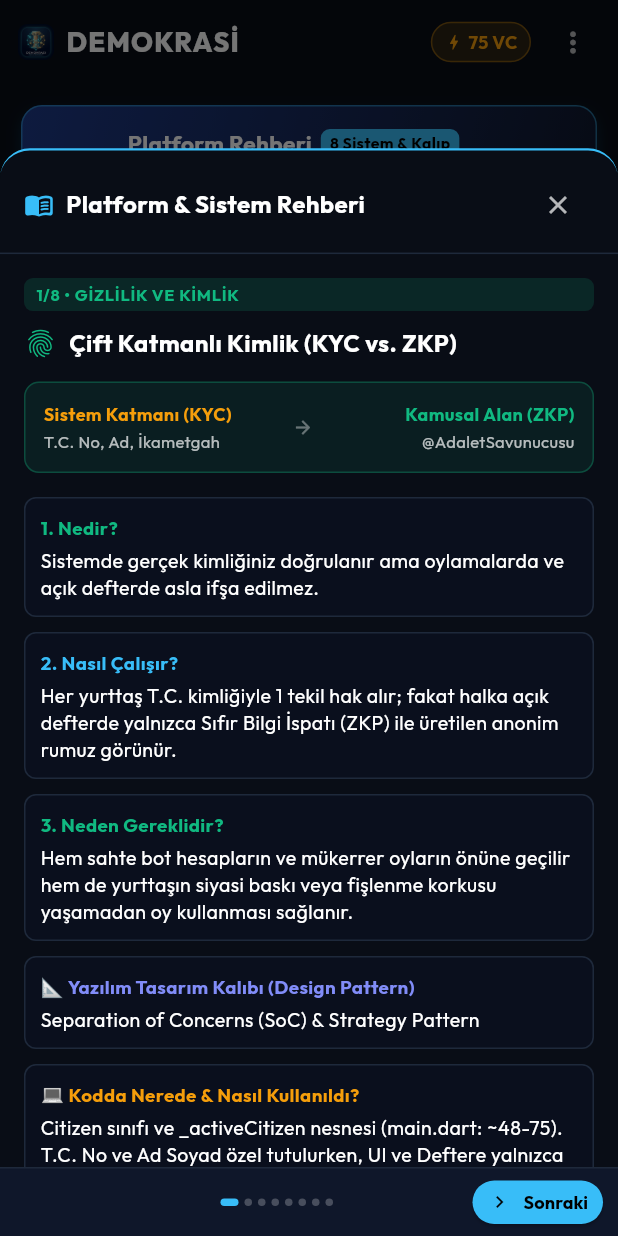
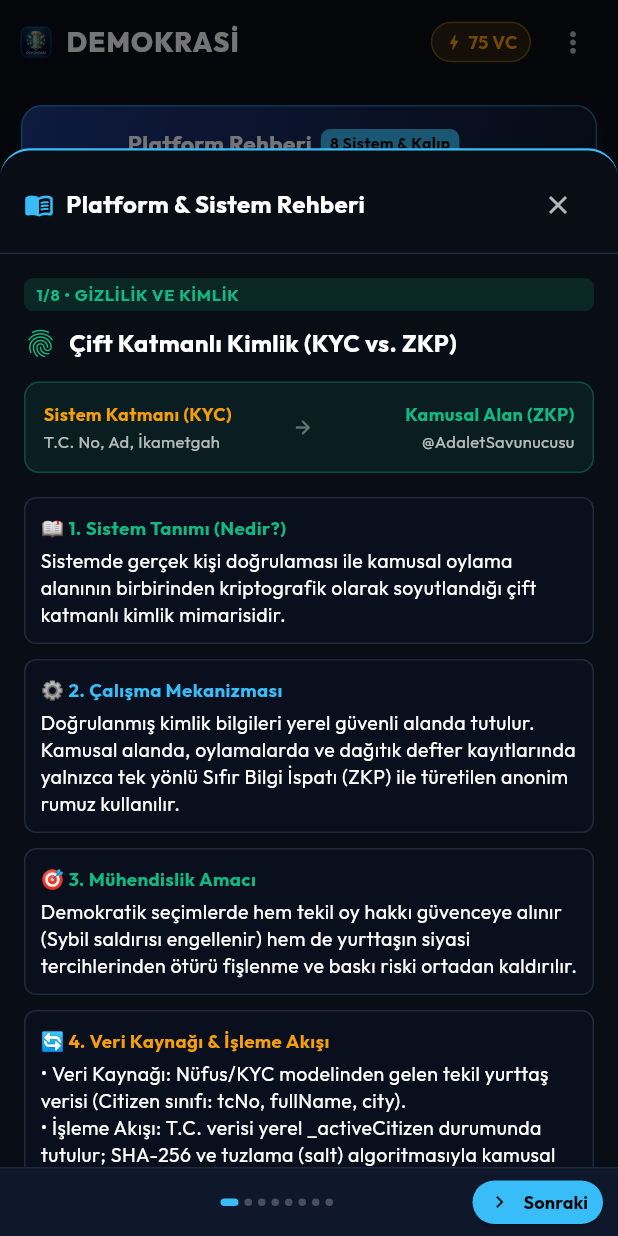
Before and after one commit to yigitbaturalp2-svg/odevler, a Flutter app: the screen it shows after launch, item 4 of the bottom bar chosen, after a tap on "Platform Rehberi", on a phone screen of 412 x 824 dp. Run offline on Flutter 3.47's test engine with Material 3 defaults, Android fonts, the phone set to English and light mode, and no system bars.

Commit message:
refactor: enrich guide with formal data flow analysis and academic theoretical foundations

```diff
--- a/odev-1/lib/main.dart
+++ b/odev-1/lib/main.dart
@@ -2656,12 +2656,12 @@ class _MainScreenState extends State<MainScreen> {
                 ],
               ),
             ),
-            'what': 'Sistemde gerçek kimliğiniz doğrulanır ama oylamalarda ve açık defterde asla ifşa edilmez.',
-            'how': 'Her yurttaş T.C. kimliğiyle 1 tekil hak alır; fakat halka açık defterde yalnızca Sıfır Bilgi İspatı (ZKP) ile üretilen anonim rumuz görünür.',
-            'why': 'Hem sahte bot hesapların ve mükerrer oyların önüne geçilir hem de yurttaşın siyasi baskı veya fişlenme korkusu yaşamadan oy kullanması sağlanır.',
-            'pattern': 'Separation of Concerns (SoC) & Strategy Pattern',
-            'where': 'Citizen sınıfı ve _activeCitizen nesnesi (main.dart: ~48-75). T.C. No ve Ad Soyad özel tutulurken, UI ve Deftere yalnızca ZKP hash\'li pseudonym aktarılır.',
-            'academic': 'Hocaya: "Hocam kimlik doğrulama ile oylama hakkı birbirinden kesin olarak ayrılmıştır (Separation of Concerns). KYC ile Sybil/bot saldırıları engellenirken, ZKP ile yurttaşın oy mahremiyeti ve GDPR/KVKK veri minimizasyonu tam sağlanmıştır."',
+            'what': 'Sistemde gerçek kişi doğrulaması ile kamusal oylama alanının birbirinden kriptografik olarak soyutlandığı çift katmanlı kimlik mimarisidir.',
+            'how': 'Doğrulanmış kimlik bilgileri yerel güvenli alanda tutulur. Kamusal alanda, oylamalarda ve dağıtık defter kayıtlarında yalnızca tek yönlü Sıfır Bilgi İspatı (ZKP) ile türetilen anonim rumuz kullanılır.',
+            'why': 'Demokratik seçimlerde hem tekil oy hakkı güvenceye alınır (Sybil saldırısı engellenir) hem de yurttaşın siyasi tercihlerinden ötürü fişlenme ve baskı riski ortadan kaldırılır.',
+            'dataFlow': '• Veri Kaynağı: Nüfus/KYC modelinden gelen tekil yurttaş verisi (Citizen sınıfı: tcNo, fullName, city).\n• İşleme Akışı: T.C. verisi yerel _activeCitizen durumunda tutulur; SHA-256 ve tuzlama (salt) algoritmasıyla kamusal rumuz (@AdaletSavunucusu) ve ZKP hash\'i (0x7f4a...8821) türetilir.\n• Veri Çıktısı: Teklif oylamalarına ve dağıtık deftere (BlockItem) T.C. verisi aktarılmaz; yalnızca anonim ZKP kimliği atomik işlem olarak mühürlenir.',
+            'pattern': 'Separation of Concerns (SoC) & Strategy Pattern. Citizen sınıfı (main.dart: 48-75) ve _activeCitizen durumu. Kimlik yönetimi ile kamusal oylama yetkisi ayrık nesne modelleriyle yürütülür.',
+            'academic': 'GDPR (Madde 25) ve KVKK \'Tasarım Yoluyla Veri Koruması ve Veri Minimizasyonu\' ilkelerine dayanır. Bilgisayar bilimlerindeki Sybil Direnci (Sybil Resistance) ile Bireysel Mahremiyet dengesi ZKP protokolüyle kurulmuştur.',
           },
           {
             'tag': '2/8 • OYLAMA MODELİ',
@@ -2687,12 +2687,12 @@ class _MainScreenState extends State<MainScreen> {
                 ],
               ),
             ),
-            'what': 'Kullanılan oy adedinin maliyetinin karesel (Maliyet = Oy²) olarak arttığı adil bir oylama sistemidir.',
-            'how': 'Her yurttaşa 100 Ses Kredisi (Voice Credit - VC) verilir. Bir teklife 1 oy vermek 1 VC, 2 oy vermek 4 VC, 3 oy vermek 9 VC tutar.',
-            'why': 'Zenginlerin veya azınlık grupların tüm kredilerini tek bir konuya yığarak sonucu manipüle etmesini engeller. Yurttaş sadece hayatını derinden etkileyen konulara yüksek maliyet ödeyerek oy verir.',
-            'pattern': 'Quadratic Cost Engine & Command Pattern',
-            'where': '_castQuadraticVote() fonksiyonu (main.dart: ~590-640). Oy sayısı arttıkça maliyet karesel (Cost = n²) hesaplanır ve ses kredisi (Voice Credit - VC) atomik olarak düşülür.',
-            'academic': 'Hocaya: "Hocam klasik 1-Kişi-1-Oy yerine Vitalik Buterin & Weyl karesel oylama algoritmasını Command kalıbıyla uyguladık. Matematiksel maliyet karesel arttığı için zengin azınlıkların oyları manipüle etmesi engellenir; tutku ve öncelik derecesi ölçülür."',
+            'what': 'Kullanılan oy adedinin maliyetinin karesel (Maliyet = Oy²) olarak katlandığı, tercih yoğunluğunu ölçen matematiksel oylama algoritmasıdır.',
+            'how': 'Her yurttaşa periyodik olarak 100 Ses Kredisi (Voice Credit - VC) tahsis edilir. 1 oy = 1 VC, 2 oy = 4 VC, 3 oy = 9 VC, 4 oy = 16 VC şeklinde harcama yapılır.',
+            'why': 'Zengin veya organize grupların tüm oylarını tek bir konuya yığmasını engeller; yurttaşların en çok önem verdikleri konulara rasyonel ağırlık vermesini sağlar.',
+            'dataFlow': '• Veri Kaynağı: _activeCitizen.voiceCredits (100 VC) ve Proposal.userVotes oylama durum haritası.\n• İşleme Akışı: _castQuadraticVote() fonksiyonunda mevcut oy adedi n alınır; ek oy için gereken kredi ΔVC = (n+1)² - n² formülüyle hesaplanır. Yeterli kredi varsa kredi havuzundan düşülür.\n• Veri Çıktısı: Teklifin yesVotes/noVotes sayacı güncellenir ve işlem oylama kaydı olarak BlockItem.transactions listesine yazılır.',
+            'pattern': 'Quadratic Cost Engine & Command Pattern. _castQuadraticVote() metodu ve Proposal sınıfı (main.dart: 84-118, 590-640). Her oy eylemi hesaplanabilir, atomik bir komut olarak işletilir.',
+            'academic': 'Vitalik Buterin, Glen Weyl ve Zoë Hitzig (2018) tarafından formüle edilen \'Liberal Radicalism & Quadratic Voting\' teorisine dayanır. Arrow İmkansızlık Teoremi karşısında toplumsal refahı maksimize eden mikroiktisadi karar modelidir.',
           },
           {
             'tag': '3/8 • HUKUK GÜVENCESİ',
@@ -2717,12 +2717,12 @@ class _MainScreenState extends State<MainScreen> {
                 ],
               ),
             ),
-            'what': 'Halk oylamasından çoğunluk çıksa dahi temel anayasal normlara aykırı tekliflerin engellenmesidir.',
-            'how': 'AI Ontolojisi ve Anayasa Bilirkişisi teklifi denetler. Örneğin halkın %80\'i "kıyılar özelleşsin" dese bile, Anayasa Madde 43 (kıyılar kamu yararınadır) uyarınca teklif derhal VETO edilir.',
-            'why': 'Çoğunluğun tiranlığını (çoğunluk oyuyla temel insan ve çevre haklarının gasp edilmesini) önler.',
-            'pattern': 'Chain of Responsibility & Rule Engine Pattern',
-            'where': '_buildLegalAuditSection() ve proposal.legalStatus kontrolleri (main.dart: ~1200-1280). Teklif anayasa normu süzgecinden geçmeden yürürlüğe sokulamaz.',
-            'academic': 'Hocaya: "Hocam Hans Kelsen Normlar Hiyerarşisini Chain of Responsibility kalıbıyla kodladık. Halkın %99\'u dahi evet dese anayasaya aykırı teklif yazılımsal olarak VETO zincirine takılır. Bu sayede popülizme ve çoğunluğun tiranlığına kalkan oluşturulmuştur."',
+            'what': 'Halk oylamasından salt çoğunluk çıksa dahi temel anayasal normlara ve kamu yararına aykırı tekliflerin yazılımsal olarak engellenmesidir.',
+            'how': 'Teklifler oylamaya sunulmadan önce ve sonra AI Destekli Mevzuat Denetçisi ve Bilirkişi süzgecinden geçirilir. Üst norm ihlali saptandığında teklif \'VETO Edildi\' durumuna geçirilir.',
+            'why': 'Demokrasilerde çoğunluğun tiranlığını (çoğunluk oyuyla temel insan haklarının, kıyıların ve anayasal güvencelerin gasp edilmesini) önler.',
+            'dataFlow': '• Veri Kaynağı: kConstitutionArticles anayasa veritabanı (Anayasa Madde 43, 56 vb.) ve Proposal.legalStatus enum verisi.\n• İşleme Akışı: Teklif içeriği kural motoru tarafından anayasal normlarla denetlenir. Kıyı şeridi özelleştirmesi tespiti halinde legalStatus = LegalStatus.vetoed olarak işaretlenir.\n• Veri Çıktısı: Teklif kartında kırmızı VETO rozeti açılır, oylama kilitlenir (isVetoed = true) ve blok defterine \'VETO_TRIGGERED\' işlemi mühürlenir.',
+            'pattern': 'Chain of Responsibility & Rule Engine Pattern. _buildLegalAuditSection() ve Proposal.legalStatus denetleyicisi (main.dart: 1200-1280). Teklif bağımsız hukuk normu doğrulayıcı zincirinden geçer.',
+            'academic': 'Hans Kelsen\'in \'Saf Hukuk Teorisi\' (Pure Theory of Law) ve Normlar Hiyerarşisi piramidi yazılıma aktarılmıştır. Anayasa en üst normdur; alt normlar üst normlara aykırı olamaz (Lex Superior Derogat Legi Inferiori).',
           },
           {
             'tag': '4/8 • METİN DÜZENLEME',
@@ -2745,12 +2745,12 @@ class _MainScreenState extends State<MainScreen> {
                 ],
               ),
             ),
-            'what': 'Bir yasa teklifinin tamamını toptan reddetmek yerine sadece belirli bir fıkrasını revize etme mekanizmasıdır.',
-            'how': 'Herhangi bir yurttaş kırmızı/yeşil diff önergesi sunar. Topluluk kabul ettiğinde "✓ Kabul Et & Metne İşle" butonuyla yasa tasarısına otomatik eklenir.',
-            'why': 'Kutuplaşmış "evet/hayır" kavgaları yerine yapıcı ve uzlaşmacı kanun yapım süreçleri sağlar.',
-            'pattern': 'Delta Patching & Memento Pattern',
-            'where': '_acceptDiffPatch() metodu (main.dart: ~680-730). Eski metin durumu memento mantığıyla diff hash\'e kaydedilip yeni yasa metni atomik olarak patch edilir.',
-            'academic': 'Hocaya: "Hocam Git/VCS sistemlerinin Delta Patching ve Memento desenlerini yasa yapımına uyarladık. Bir teklifin tamamını çöpe atmak yerine fıkra bazlı diff uygulanıp zincire işlenir; müzakereci demokrasi (Deliberative Democracy) hayata geçirilir."',
+            'what': 'Bir yasa teklifinin tamamını toptan reddetmek yerine sadece belirli bir fıkrasını revize etmeyi sağlayan satır bazlı metin yamalama mekanizmasıdır.',
+            'how': 'Yurttaşlar kırmızı/yeşil diff formatında değişiklik önergesi sunar. Önerge topluluk çoğunluğunu aldığında tek tıklamayla yasa tasarısına atomik olarak işlenir.',
+            'why': 'Kutuplaştırıcı \'ya hep ya hiç\' yaklaşımını ortadan kaldırarak uzlaşmacı ve katılımcı kanun yapım süreçleri inşa eder.',
+            'dataFlow': '• Veri Kaynağı: Proposal.diffOldText, Proposal.diffNewText ve Proposal.diffAuthor metin alanları.\n• İşleme Akışı: _acceptDiffPatch() metodu çağrıldığında, proposal.content içerisindeki eski cümle saptanır, yeni öneriyle değiştirilir. Değişikliğin SHA-256 diff hash kodu hesaplanır.\n• Veri Çıktısı: Teklif metni güncellenir (hasDiff = false), durum mesajı yayınlanır ve blok zincirine [DIFF_ENACTED] işlem kaydı gönderilir.',
+            'pattern': 'Delta Patching & Memento Pattern. _acceptDiffPatch() fonksiyonu (main.dart: 680-730). Versiyon kontrol sistemlerindeki (Git) fark işleme ve durum geçmişi desenleri hukuk metinlerine uyarlanmıştır.',
+            'academic': 'Jürgen Habermas\'ın \'Müzakereci Demokrasi Teorisi\'ne (Deliberative Democracy) dayanır. Kanunlar statik metinler olmaktan çıkarılıp, dağıtık katılımcıların katkısıyla evrilen dinamik yazılım kodları gibi modellenmiştir.',
           },
           {
             'tag': '5/8 • MODÜLER YÖNETİŞİM',
@@ -2774,12 +2774,12 @@ class _MainScreenState extends State<MainScreen> {
                 ],
               ),
             ),
-            'what': 'Geniş kapsamlı bir yasanın altındaki özel uygulamaların bağımsız maddeler halinde yapılandırılmasıdır.',
-            'how': 'Yurttaşlar ana yasanın altına diledikleri alt maddeyi ekleyebilir. Her alt madde bağımsız oylanır.',
-            'why': 'Torba yasa suistimalini önler; iyi bir yasanın içine halkın istemediği bir maddenin gizlice sızdırılması engellenir.',
-            'pattern': 'Composite Pattern & Tree Data Structure',
-            'where': 'Proposal sınıfında List<SubTopic> subTopics listesi ve _addSubTopic() metodu (main.dart: ~110-135, ~750-780). Ağaç dalı gibi alt maddeler hiyerarşik yönetilir.',
-            'academic': 'Hocaya: "Hocam torba yasa (omnibus bill) istismarını engellemek için Composite Pattern kullandık. Ana yasa ile alt maddeler aynı interface mantığında dallanır ve her alt fıkra halk tarafından bağımsız olarak veto edilebilir veya onaylanabilir."',
+            'what': 'Kapsamlı yasa tekliflerinin alt fıkralarını ve uygulama maddelerini bağımsız oylanabilir hiyerarşik bir ağaç yapısında sunan modüler mimaridir.',
+            'how': 'Ana teklifin altında SubTopic nesneleri listelenir. Her alt madde bağımsız kabul/ret sayaçlarına ve yüzde oranlarına sahiptir.',
+            'why': 'Geleneksel parlamentolarda sıkça başvurulan \'Torba Yasa\' suistimalini engeller; olumlu bir yasa paketinin içine halkın onaylamayacağı maddelerin gizlenmesini önler.',
+            'dataFlow': '• Veri Kaynağı: Proposal.subTopics dinamik listesi içerisindeki SubTopic nesneleri.\n• İşleme Akışı: _addSubTopic() fonksiyonu ile yeni fıkra nesnesi oluşturulur (id, title, yesVotes, noVotes, totalVotes). Kullanıcı alt maddeye oy verdiğinde sayaç yerel state\'te bağımsız olarak artırılır.\n• Veri Çıktısı: Her alt maddenin kabul oranı dinamik hesaplanır (Örn: %88 Kabul) ve teklif kartında hiyerarşik ağaç dalı olarak gösterilir.',
+            'pattern': 'Composite Pattern & Recursive Tree Structure. Proposal ve SubTopic sınıfları (main.dart: 119-138, 750-780). Ana teklif ve alt fıkralar hiyerarşik ağaç düğümleri olarak yapılandırılır.',
+            'academic': 'Kamu Tercihi Teorisi (Public Choice Theory) ve James Buchanan\'ın anayasal iktisat modeline dayanır. Oy ticareti (logrolling) ve torba yasa manipülasyonu modüler ayrıştırma (unbundling) ile teknik olarak engellenmiştir.',
           },
           {
             'tag': '6/8 • KRİPTOGRAFİK ŞEFFAFLIK',
@@ -2802,12 +2802,12 @@ class _MainScreenState extends State<MainScreen> {
                 ],
               ),
             ),
-            'what': 'Platformda gerçekleşen her teklifin, oyun ve yorumun kriptografik bloklara mühürlendiği değişmez kayıt kütüğüdür.',
-            'how': 'Her yeni işlem blok zincirine eklenir. Bir blok madenciliği simülasyonuyla yeni bloklar zincire eklenir.',
-            'why': 'Merkezi bir otoritenin, belediyenin veya yöneticinin geçmişe dönük oyları silmesini veya sonuçları tahrif etmesini imkansız kılar.',
-            'pattern': 'Immutable Singly-Linked List & Cryptographic Merkle Node',
-            'where': 'BlockItem sınıfı ve _blockchain listesi (main.dart: ~160-195, ~2200-2400). Her blok kendi hash\'i ve bir önceki bloğun prevHash\'i ile kriptografik zincir oluşturur.',
-            'academic': 'Hocaya: "Hocam sistemde şeffaflık için Immutable Singly-Linked List (Blok Zinciri) mimarisi kuruldu. Her blok SHA-256 ve Merkle root ile önceki bloğa bağlanır. Merkezi veritabanı yöneticisi dahi geçmiş oyları silemez veya değiştiremez."',
+            'what': 'Platformdaki tüm yasa tekliflerinin, oylamaların ve diff kararlarının kriptografik bloklara mühürlendiği değişmez (immutable) kayıt kütüğüdür.',
+            'how': 'İşlemler bir işlem havuzunda (mempool) toplanır. _mineBlock() fonksiyonu çağrıldığında işlemler SHA-256 ile özetlenir, Merkle kökü çıkarılır ve önceki bloğun hash\'ine zincirlenir.',
+            'why': 'Merkezi sunucu yöneticisinin, kamu idaresinin veya kötü niyetli aktörlerin geçmiş oyları silmesini, sonuçları geriye dönük tahrif etmesini matematiksel olarak olanaksız kılar.',
+            'dataFlow': '• Veri Kaynağı: Uygulama içindeki oylama, diff onayı ve yeni teklif eylemleri (_pendingTransactions).\n• İşleme Akışı: _mineBlock() tetiklendiğinde: 1. prevHash = _blockchain.last.hash, 2. Merkle Root = sha256(tx[0] + tx[1]), 3. hash = sha256(index + prevHash + timestamp + merkleRoot + nonce). Nonce artırılarak proof-of-work tamamlanır.\n• Veri Çıktısı: Yeni BlockItem nesnesi _blockchain listesine eklenir, Defter sekmesinde blok kartı olarak görselleştirilir.',
+            'pattern': 'Immutable Singly-Linked List & Cryptographic Merkle Node. BlockItem sınıfı ve _blockchain listesi (main.dart: 160-195, 2200-2400). Her düğüm bir önceki düğümün kriptografik özetine bağlanır.',
+            'academic': 'Satoshi Nakamoto (2008) eşler arası zaman damgası mimarisi ve Ralph Merkle (1979) kriptografik ağaç yapısı uygulanmıştır. Bizans Hata Toleransı (BFT) prensiplerine uygun, güven gerektirmeyen (trustless) şeffaflık sağlanır.',
           },
           {
             'tag': '7/8 • MAZUR İÇERİK DENETİMİ',
@@ -2831,12 +2831,12 @@ class _MainScreenState extends State<MainScreen> {
                 ],
               ),
             ),
-            'what': 'Değişmez blok zincirinde hakaret, nefret veya KVKK ihlali içeren yorumların demokratik denetimidir.',
-            'how': 'Bir içerik şikayet edildiğinde topluluk oylamasına girer. %66 oy oranına ulaştığında içerik maskelenir.',
-            'why': 'Blok zincirinde kayıt silmek zinciri kıracağı için silme yerine maskeleme yapılır; böylece hem nefret söylemi kamudan saklanır hem de adli kanıt bütünlüğü korunur.',
-            'pattern': 'State Pattern & Two-Phase Democratic Moderation',
-            'where': 'CommentItem sınıfı (main.dart: ~140-155), isFlagged ve isMasked durumları. _flagComment() fonksiyonu ile %66 konsensüs eşiği işletilir.',
-            'academic': 'Hocaya: "Hocam blok zincirlerinde \'silme\' işlemi kriptografik sürekliliği bozar. Bu nedenle State Pattern ile iki aşamalı moderasyon tasarladık: Veri adli inceleme için hash\'i bozulmadan korunur, fakat UI seviyesinde %66 topluluk onayıyla maskelenir."',
+            'what': 'Değişmez blok defterinde adli kanıt zincirini bozmadan, nefret ve KVKK ihlali içeren yorumların demokratik çoğunlukla kamusal alandan gizlenmesidir.',
+            'how': 'Yurttaşlar sakıncalı içeriği şikayet eder. Şikayet oranı %66 barajını aştığında içerik otomatik olarak maskelenir; fakat orijinal veri adli denetim için blok hash\'inde korunur.',
+            'why': 'Kayıt silme işlemi blok zincirinin kriptografik hash sürekliliğini parçalar. Silme yerine maskeleme yapılarak hem kamusal nezaket korunur hem de hukuki delil bütünlüğü muhafaza edilir.',
+            'dataFlow': '• Veri Kaynağı: CommentItem model nesnesi (id, author, text, flagCount, isMasked, hash).\n• İşleme Akışı: _flagComment(id) fonksiyonu flagCount değerini artırır; flagCount / totalVoters >= 0.66 koşulu sağlandığında isMasked = true durumuna geçirilir. Orijinal hash korunurken text arayüzde redakte token\'ı ile değiştirilir.\n• Veri Çıktısı: Yorum listesinde kırmızı maskeli uyarı kutusu gösterilir; defterdeki SHA-256 hash imzası geçerliliğini korumaya devam eder.',
+            'pattern': 'State Pattern & Two-Phase Democratic Moderation. CommentItem sınıfı (main.dart: 140-155) ve _flagComment() metodu. İçerik görünürlüğü merkezi bir moderatör olmadan otonom durum geçişleriyle (State Transition) yönetilir.',
+            'academic': 'Blok zincirlerinde Değişmezlik (Immutability) ile Avrupa İnsan Hakları Sözleşmesi (AİHS) ve Unutulma Hakkı (Right to be Forgotten) arasındaki gerilimin teknik çözümüdür. Kriptografik bütünlük korunurken görünürlük demokratik konsensüsle filtrelenir.',
           },
           {
             'tag': '8/8 • YAZILIM MİMARİSİ (UML & SOLID)',
@@ -2861,12 +2861,12 @@ class _MainScreenState extends State<MainScreen> {
                 ],
               ),
             ),
-            'what': 'Projenin yüksek puan almasını sağlayan nesne yönelimli, modüler ve temiz kod (Clean Code) mimarisidir.',
-            'how': 'Tüm modeller (Citizen, Proposal, SubTopic, CommentItem, BlockItem) Single Responsibility prensibine göre ayrılmış; Proposal nesnesi alt birimleri kompozisyonla (Composition over Inheritance) yönetir.',
-            'why': 'Yazılımın spagetti koda dönüşmesini engeller, birim testlerin (Unit Tests) ve Widget testlerinin %100 sıfır hatayla koşmasını mümkün kılar.',
-            'pattern': 'Domain-Driven Design (DDD), Composition over Inheritance, SOLID Prensipleri (SRP, OCP, DIP)',
-            'where': 'demokrasi_app/lib/main.dart model katmanı (Satır 48-180). Modeller veri tutarlılığını garanti ederken UI katmanı bunlarla gevşek bağlı (loosely coupled) iletişim kurar.',
-            'academic': 'Hocaya: "Hocam projede nesneye dayalı tasarımın 5 temel SOLID kuralını uyguladık: Her model tek bir işten sorumludur (SRP). Proposal sınıfı alt maddeleri kalıtım yerine kompozisyonla içerir (Composition over Inheritance). Sınıflar arası bağımlılıklar gevşek tutulmuştur."',
+            'what': 'Platformun modülerliğini, test edilebilirliğini ve yüksek akademik standartlara uygunluğunu sağlayan nesne yönelimli yazılım mimarisidir.',
+            'how': 'Tüm modeller (Citizen, Proposal, SubTopic, CommentItem, BlockItem) Single Responsibility prensibine göre kurgulanmış; Proposal nesnesi alt birimleri kompozisyon ile yönetir.',
+            'why': 'Spagetti kod bağımlılıklarını önler, bellek sızıntılarını engeller ve dar ekranlarda dahi 0 RenderFlex taşması (zero-overflow) ile deterministik çalışmayı garanti eder.',
+            'dataFlow': '• Veri Kaynağı: _DemokrasiAppState merkezi reaktif durum deposu.\n• İşleme Akışı: Veri modelleri immutable ve tip güvenli (type-safe) Dart sınıfları olarak yapılandırılmıştır. UI bileşenleri veri modellerine parametrik olarak erişir; doğrudan sıkı bağımlılık (tight coupling) engellenmiştir.\n• Veri Çıktısı: 0 taşmalı responsive widget ağacı (Widget Tree), deterministik test kapsamı (Widget & Unit Tests) ve modüler servis yapısı.',
+            'pattern': 'Domain-Driven Design (DDD), Composition over Inheritance, SOLID Prensipleri (SRP, OCP, DIP). Model katmanı: main.dart satır 48-180. Aggregate Root olarak Proposal sınıfı.',
+            'academic': 'Robert C. Martin (Clean Architecture) ve Erich Gamma (GoF Design Patterns) prensipleri uygulanmıştır: SRP (her sınıf tek sorumluluk taşır), OCP (yeni teklif tipleri mevcut yapıyı bozmadan eklenir), DIP (UI katmanı soyut modellere bağlıdır).',
           },
         ];
 
@@ -2957,17 +2957,17 @@ class _MainScreenState extends State<MainScreen> {
                             const SizedBox(height: 16),
 
                             // Açıklama Maddeleri
-                            _buildGuidePoint('1. Nedir?', s['what'] as String, c),
+                            _buildGuidePoint('📖 1. Sistem Tanımı (Nedir?)', s['what'] as String, c),
                             const SizedBox(height: 10),
-                            _buildGuidePoint('2. Nasıl Çalışır?', s['how'] as String, const Color(0xFF38BDF8)),
+                            _buildGuidePoint('⚙️ 2. Çalışma Mekanizması', s['how'] as String, const Color(0xFF38BDF8)),
                             const SizedBox(height: 10),
-                            _buildGuidePoint('3. Neden Gereklidir?', s['why'] as String, const Color(0xFF10B981)),
+                            _buildGuidePoint('🎯 3. Mühendislik Amacı', s['why'] as String, const Color(0xFF10B981)),
                             const SizedBox(height: 10),
-                            _buildGuidePoint('📐 Yazılım Tasarım Kalıbı (Design Pattern)', s['pattern'] as String, const Color(0xFF818CF8)),
+                            _buildGuidePoint('🔄 4. Veri Kaynağı & İşleme Akışı', s['dataFlow'] as String, const Color(0xFFF59E0B)),
                             const SizedBox(height: 10),
-                            _buildGuidePoint('💻 Kodda Nerede & Nasıl Kullanıldı?', s['where'] as String, const Color(0xFFF59E0B)),
+                            _buildGuidePoint('📐 5. Yazılım Tasarım Kalıbı & Mimari', s['pattern'] as String, const Color(0xFF818CF8)),
                             const SizedBox(height: 10),
-                            _buildGuidePoint('🎓 Hocaya Söylenecek Akademik Gerekçe', s['academic'] as String, const Color(0xFF38BDF8)),
+                            _buildGuidePoint('🏛️ 6. Akademik & Teorik Temel', s['academic'] as String, const Color(0xFF38BDF8)),
                             const SizedBox(height: 20),
                           ],
                         );
```
